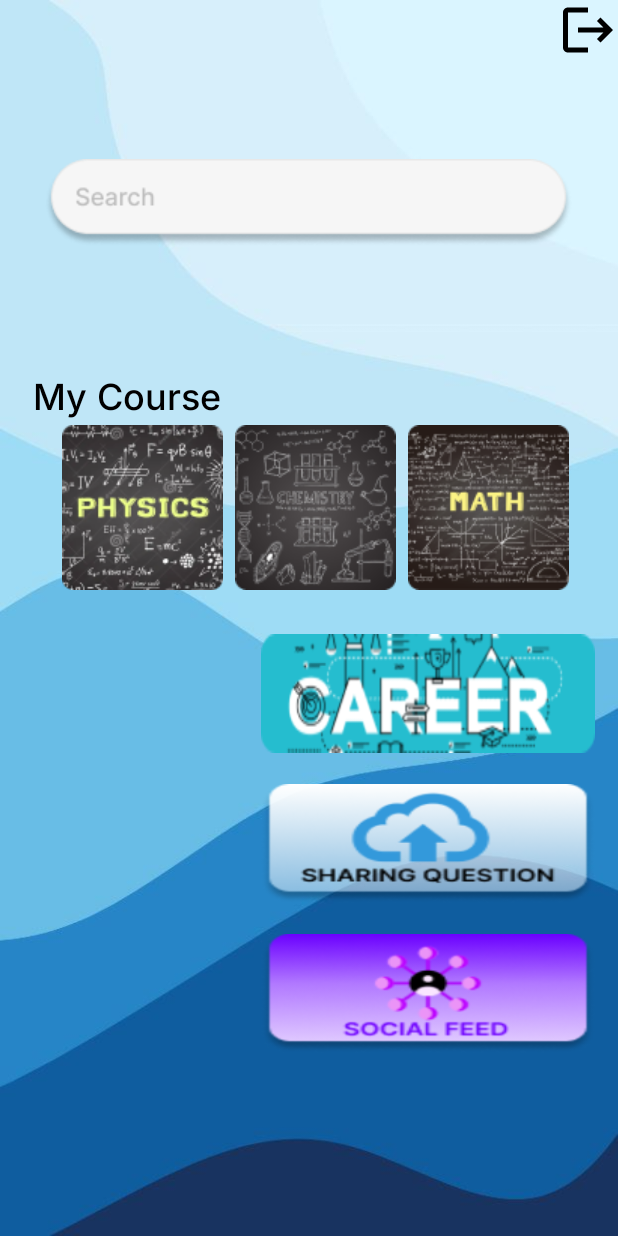
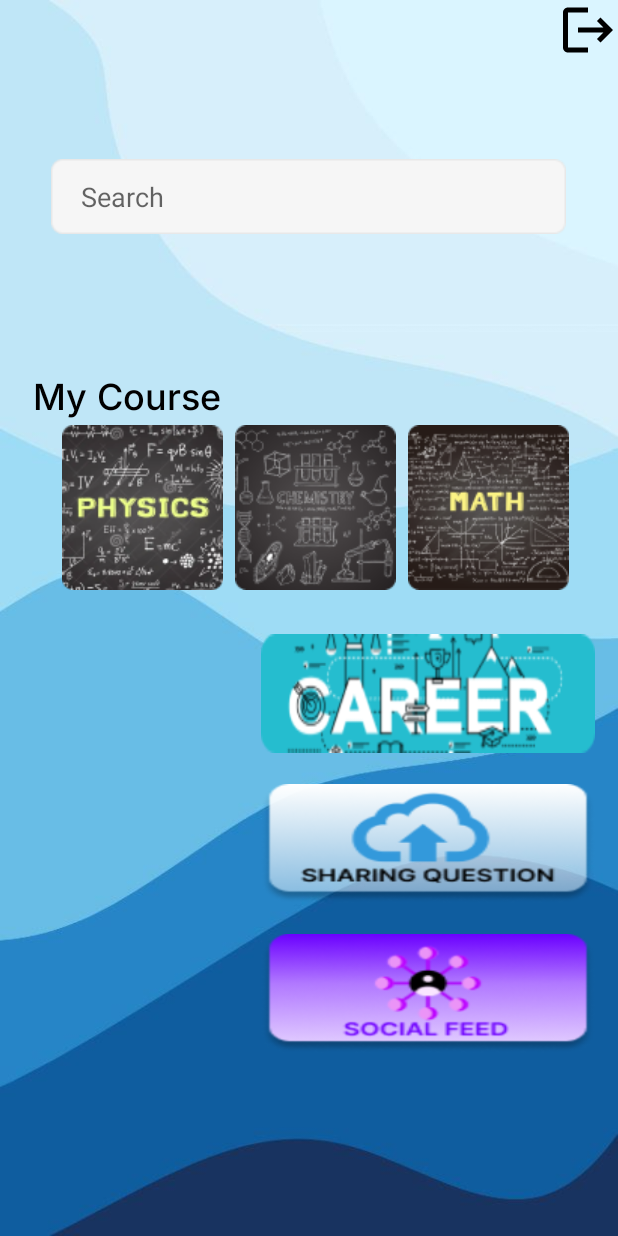
Before and after one commit to Wan2729/Fect-DO, an Android app: the screen it shows after launch once a user with an empty profile is signed in (Enroll), on a phone screen of 412 x 824 dp. Run offline under Robolectric (Android 15) with nearby library versions, the phone set to English and light mode, and no system bars; our stand-ins replace Firebase (no records; nobody signed in at launch, a user with empty details on screens opened directly); Roboto replaces fonts that are not available here.

Commit message:
forntend ja

```diff
--- a/app/src/main/AndroidManifest.xml
+++ b/app/src/main/AndroidManifest.xml
@@ -55,7 +55,8 @@
             android:exported="false" />
         <activity
             android:name=".course.UploadActivity"
-            android:exported="false" />
+            android:exported="false"
+            android:windowSoftInputMode="adjustNothing" />
         <activity
             android:name=".general.LoginPage"
             android:exported="false" />
--- a/app/src/main/res/layout/activity_enroll.xml
+++ b/app/src/main/res/layout/activity_enroll.xml
@@ -29,7 +29,9 @@
         android:layout_alignParentTop="true"
         android:layout_centerHorizontal="true"
         android:layout_marginTop="106dp"
-        android:background="@drawable/search_button"
+        android:background="@drawable/whitebox"
+        android:hint="Search"
+        android:paddingLeft="20dp"
         android:ems="10"
         android:inputType="text"/>
 
```
